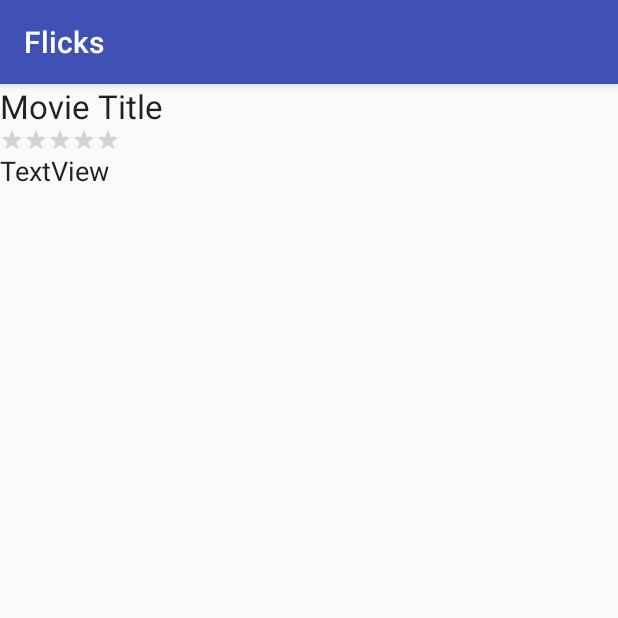
After one commit to Brucegatete/Flicks, an Android app: the MovieDetailsActivity screen opened directly, with no data from a screen before it, on a phone screen of 412 x 824 dp, the top half of it. The commit adds this screen. Run offline under Robolectric (Android 15) with nearby library versions, the phone set to English and light mode, and no system bars; libraries missing offline, so code that uses them is left out: org.parceler; 5 statements that could not run were skipped.

Commit message:
Version with the ratings

```diff
--- a/app/build.gradle
+++ b/app/build.gradle
@@ -24,13 +24,15 @@ dependencies {
     androidTestCompile('com.android.support.test.espresso:espresso-core:2.2.2', {
         exclude group: 'com.android.support', module: 'support-annotations'
     })
+    // If you want to use the GPU Filters
     compile 'com.android.support:appcompat-v7:25.3.1'
     compile 'com.android.support:recyclerview-v7:25.3.1'
     compile 'com.android.support.constraint:constraint-layout:1.0.2'
     compile 'jp.wasabeef:glide-transformations:2.0.2'
-    // If you want to use the GPU Filters
     compile 'jp.co.cyberagent.android.gpuimage:gpuimage-library:1.4.1'
     compile 'com.github.bumptech.glide:glide:3.8.0'
+    compile 'org.parceler:parceler-api:1.1.6'
+    annotationProcessor 'org.parceler:parceler:1.1.6'
     compile 'com.loopj.android:android-async-http:1.4.9'
     testCompile 'junit:junit:4.12'
 }
--- a/app/src/main/AndroidManifest.xml
+++ b/app/src/main/AndroidManifest.xml
@@ -2,7 +2,7 @@
 <manifest xmlns:android="http://schemas.android.com/apk/res/android"
     package="com.codepath.flicks">
 
-    <uses-permission android:name="android.permission.INTERNET"/>
+    <uses-permission android:name="android.permission.INTERNET" />
 
     <application
         android:allowBackup="true"
@@ -18,6 +18,7 @@
                 <category android:name="android.intent.category.LAUNCHER" />
             </intent-filter>
         </activity>
+        <activity android:name=".MovieDetailsActivity"></activity>
     </application>
 
 </manifest>
--- /dev/null
+++ b/app/src/main/java/com/codepath/flicks/MovieDetailsActivity.java
@@ -0,0 +1,44 @@
+package com.codepath.flicks;
+
+import android.os.Bundle;
+import android.support.v7.app.AppCompatActivity;
+import android.util.Log;
+import android.widget.RatingBar;
+import android.widget.TextView;
+
+import com.codepath.flicks.models.Movie;
+
+import org.parceler.Parcels;
+
+public class MovieDetailsActivity extends AppCompatActivity {
+
+    // the movie to display
+    Movie movie;
+
+    // the view objects
+    TextView tvTitle;
+    TextView tvOverview;
+    RatingBar rbVoteAverage;
+
+    @Override
+    protected void onCreate(Bundle savedInstanceState) {
+        super.onCreate(savedInstanceState);
+        setContentView(R.layout.activity_movie_details);
+        // resolve the view objects
+        tvTitle = (TextView) findViewById(R.id.tvTitle);
+        tvOverview = (TextView) findViewById(R.id.tvOverview);
+        rbVoteAverage = (RatingBar) findViewById(R.id.rbVoteAverage);
+
+        // unwrap the movie passed in via intent, using its simple name as a key
+        movie = (Movie) Parcels.unwrap(getIntent().getParcelableExtra(Movie.class.getSimpleName()));
+        Log.d("MovieDetailsActivity", String.format("Showing details for '%s'", movie.getTitle()));
+
+        // set the title and overview
+        tvTitle.setText(movie.getTitle());
+        tvOverview.setText(movie.getOverview());
+
+        // vote average is 0..10, convert to 0..5 by dividing by 2
+        float voteAverage = movie.getVoteAverage().floatValue();
+        rbVoteAverage.setRating(voteAverage = voteAverage > 0 ? voteAverage / 2.0f : voteAverage);
+    }
+}
--- /dev/null
+++ b/app/src/main/res/layout/activity_movie_details.xml
@@ -0,0 +1,41 @@
+<?xml version="1.0" encoding="utf-8"?>
+<RelativeLayout xmlns:android="http://schemas.android.com/apk/res/android"
+    xmlns:app="http://schemas.android.com/apk/res-auto"
+    xmlns:tools="http://schemas.android.com/tools"
+    android:layout_width="match_parent"
+    android:layout_height="match_parent"
+    tools:context="com.codepath.flicks.MovieDetailsActivity">
+
+    <TextView
+        android:id="@+id/tvTitle"
+        android:layout_width="wrap_content"
+        android:layout_height="wrap_content"
+        android:layout_alignParentLeft="true"
+        android:layout_alignParentStart="true"
+        android:layout_alignParentTop="true"
+        android:text="Movie Title"
+        android:textAppearance="@android:style/TextAppearance.Large"
+        android:layout_alignParentRight="true"
+        android:layout_alignParentEnd="true" />
+
+    <TextView
+        android:id="@+id/tvOverview"
+        android:layout_width="wrap_content"
+        android:layout_height="wrap_content"
+        android:layout_alignParentLeft="true"
+        android:layout_alignParentStart="true"
+        android:layout_below="@+id/rbVoteAverage"
+        android:text="TextView"
+        android:textAppearance="@android:style/TextAppearance.Medium" />
+
+    <RatingBar
+        android:id="@+id/rbVoteAverage"
+        style="@style/Widget.AppCompat.RatingBar.Small"
+        android:layout_width="wrap_content"
+        android:layout_height="wrap_content"
+        android:layout_alignParentLeft="true"
+        android:layout_alignParentStart="true"
+        android:numStars="5"
+        android:stepSize="0.5"
+        android:layout_below="@+id/tvTitle" />
+</RelativeLayout>
```
Also changed, not shown: app/src/main/java/com/codepath/flicks/MovieAdapter.java (+28 -1 lines), app/src/main/java/com/codepath/flicks/models/Movie.java (+26 -17 lines).
